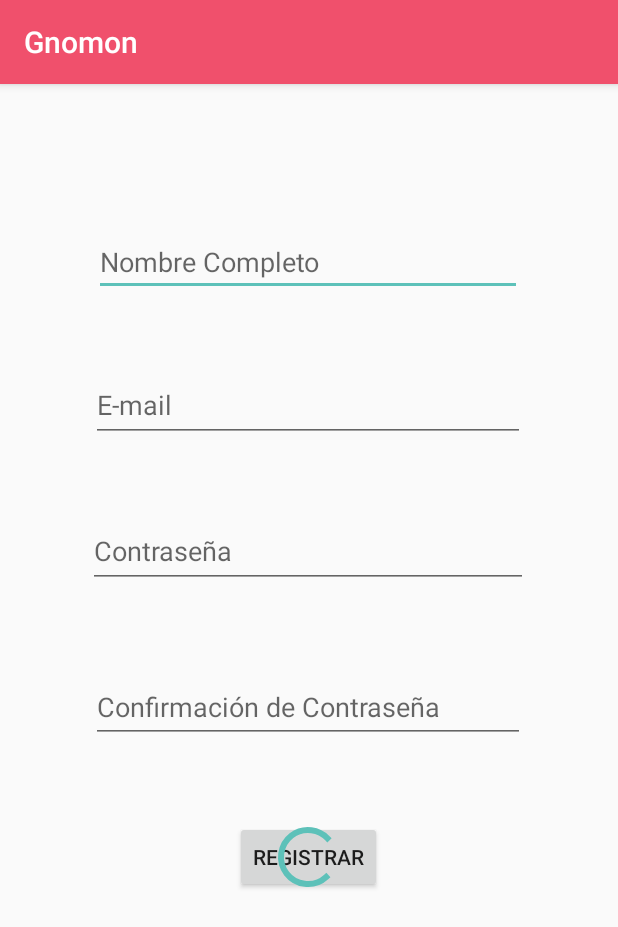
After one commit to fbarrientoz/Gnomon, an Android app: the Register screen opened directly, with no data from a screen before it, on a phone screen of 412 x 824 dp. The commit adds this screen. Shown: the top 927 px of the screen. Run offline under Robolectric (Android 15) with nearby library versions, the phone set to English and light mode, and no system bars; our stand-ins replace Firebase (no records; nobody signed in at launch, a user with empty details on screens opened directly).

Commit message:
Creacion de paquetes y clases para la arquitectura de registro de usuarios conectandose a la base de datos de firebase

```diff
--- a/app/build.gradle
+++ b/app/build.gradle
@@ -1,6 +1,8 @@
 apply plugin: 'com.android.application'
 apply plugin: 'kotlin-android'
 apply plugin: 'kotlin-android-extensions'
+apply plugin: 'com.google.gms.google-services'
+
 
 android {
     compileSdkVersion 29
@@ -47,10 +49,10 @@ dependencies {
     implementation 'androidx.legacy:legacy-support-v4:1.0.0'
     implementation 'androidx.lifecycle:lifecycle-viewmodel-ktx:2.2.0'
     implementation 'androidx.annotation:annotation:1.1.0'
-    testImplementation 'junit:junit:4.12'
+    testImplementation 'junit:junit:4.13'
 
     //dependecia agregada para autentificación con firebase
-    implementation 'com.google.firebase:firebase-auth:19.1.0'
+    implementation 'com.google.firebase:firebase-auth:19.3.1'
 
     androidTestImplementation 'androidx.test.ext:junit:1.1.1'
     androidTestImplementation 'androidx.test.espresso:espresso-core:3.2.0'
--- a/app/src/main/AndroidManifest.xml
+++ b/app/src/main/AndroidManifest.xml
@@ -2,6 +2,8 @@
 <manifest xmlns:android="http://schemas.android.com/apk/res/android"
     xmlns:tools="http://schemas.android.com/tools"
     package="com.uabc.edu.gnomon">
+
+    <uses-permission android:name="android.permission.INTERNET" />
 
     <application
         android:allowBackup="true"
@@ -10,9 +12,10 @@
         android:roundIcon="@mipmap/ic_launcher_round"
         android:supportsRtl="true"
         android:theme="@style/AppTheme">
+        <activity android:name=".ui.registro.view.Register"></activity>
         <activity
             android:name=".ui.login.view.Login"
-            android:label="@string/title_activity_login"/>
+            android:label="@string/title_activity_login" />
         <activity
             android:name=".SplashActivity"
             android:theme="@style/Theme.AppCompat.Light.NoActionBar">
--- /dev/null
+++ b/app/src/main/java/com/uabc/edu/gnomon/interactor/registro/RegisterInteractor.kt
@@ -0,0 +1,16 @@
+package com.uabc.edu.gnomon.interactor.registro
+
+interface RegisterInteractor {
+
+    interface RegisterCallback{
+        fun onRegisterSuccess()
+        fun onRegisterFailure(errorMsg:String)
+    }
+
+    fun signUp(
+        fullname:String,
+        email:String,
+        password:String,
+        Listener: RegisterCallback
+    )
+}
--- /dev/null
+++ b/app/src/main/java/com/uabc/edu/gnomon/interactor/registro/RegisterInteractorImpl.kt
@@ -0,0 +1,31 @@
+package com.uabc.edu.gnomon.interactor.registro
+
+import com.google.firebase.auth.FirebaseAuth
+import com.google.firebase.auth.UserProfileChangeRequest
+
+class RegisterInteractorImpl: RegisterInteractor{
+    override fun signUp(
+        fullname: String,
+        email: String,
+        password: String,
+        listener: RegisterInteractor.RegisterCallback
+    ) {
+        FirebaseAuth.getInstance().createUserWithEmailAndPassword(email, password)
+            .addOnCompleteListener {itSignUp ->
+                if (itSignUp.isSuccessful) {
+                    val profileUpdate: UserProfileChangeRequest =
+                        UserProfileChangeRequest.Builder().setDisplayName(fullname).build()
+                    FirebaseAuth.getInstance().currentUser?.updateProfile(profileUpdate)?.addOnCompleteListener {
+                        if (it.isSuccessful){
+                            listener.onRegisterSuccess()
+                        }
+                    }
+                } else {
+                    listener.onRegisterFailure(itSignUp.exception?.message.toString())
+
+                }
+            }
+    }
+
+
+}
--- /dev/null
+++ b/app/src/main/java/com/uabc/edu/gnomon/ui/registro/RegisterContract.kt
@@ -0,0 +1,26 @@
+package com.uabc.edu.gnomon.ui.registro
+
+interface RegisterContract {
+
+    interface RegisterView{
+        fun navigateToMain()
+        fun signUp()
+        fun showProgress()
+        fun showHideProgress()
+        fun showError(errormsg:String)
+
+
+    }
+
+    interface RegisterPresenter{
+        fun attachView(view:RegisterView)
+        fun isViewAttach():Boolean
+        fun detachView()
+        fun checkEmptyName(fullname: String):Boolean
+        fun checkEmptyEmailAndName(fullname:String,email:String):Boolean
+        fun checkValidEmail(email:String):Boolean
+        fun checkEmptyPassword(pw1:String,pw2:String):Boolean
+        fun checkPasswordsMatch(pw1:String,pw2:String):Boolean
+        fun singUp(fullname:String,email:String,password:String)
+    }
+}
--- /dev/null
+++ b/app/src/main/java/com/uabc/edu/gnomon/ui/registro/view/Register.kt
@@ -0,0 +1,90 @@
+package com.uabc.edu.gnomon.ui.registro.view
+
+import android.content.Intent
+import androidx.appcompat.app.AppCompatActivity
+import android.os.Bundle
+import android.view.View
+import android.widget.Toast
+import com.uabc.edu.gnomon.MainActivity
+import com.uabc.edu.gnomon.R
+import com.uabc.edu.gnomon.base.BaseActivity
+import com.uabc.edu.gnomon.interactor.registro.RegisterInteractorImpl
+import com.uabc.edu.gnomon.ui.registro.RegisterContract
+import com.uabc.edu.gnomon.ui.registro.presenter.RegisterPresenter
+import kotlinx.android.synthetic.main.activity_login.*
+import kotlinx.android.synthetic.main.activity_register.*
+
+class Register : BaseActivity(), RegisterContract.RegisterView {
+
+    lateinit var presenter: RegisterPresenter
+
+    override fun onCreate(savedInstanceState: Bundle?) {
+        super.onCreate(savedInstanceState)
+        presenter = RegisterPresenter(RegisterInteractorImpl())
+        presenter.attachView(this)
+        btn_registrar.setOnClickListener {
+            signUp()
+        }
+    }
+
+
+
+    override fun getLayout(): Int {
+        return R.layout.activity_register;
+    }
+
+    override fun navigateToMain() {
+        val intent = Intent(this,MainActivity::class.java)
+        intent.flags = Intent.FLAG_ACTIVITY_NEW_TASK or Intent.FLAG_ACTIVITY_CLEAR_TASK
+        startActivity(intent)
+    }
+
+    override fun signUp() {
+        val fullname:String = et_nombre.text.toString().trim()
+        val email:String = et_email_registro.text.toString().trim()
+        val pw1:String = et_password_1.text.toString().trim()
+        val pw2:String = et_password_2.text.toString().trim()
+
+        if(presenter.checkEmptyName(fullname))
+            et_nombre.error = "Campo nombre vacìo"
+            return
+
+        if (presenter.checkValidEmail(email))
+            et_email_registro.error = "Correo invalido"
+            return
+
+        if (presenter.checkEmptyPassword(pw1,pw2))
+            et_password_1.error = "Campo contraseña vacío"
+            et_password_2.error = "Campo confirmación contraseña vacío"
+            return
+
+        if (!presenter.checkPasswordsMatch(pw1,pw2))
+            et_password_1.error = "contraseñas no coinciden"
+            et_password_2.error = "contraseñas no coinciden"
+            return
+
+        presenter.singUp(fullname,email,pw1)
+
+    }
+
+    override fun showProgress() {
+        progress_registrar.visibility = View.VISIBLE
+        btn_registrar.visibility = View.GONE
+
+
+    }
+
+    override fun showHideProgress() {
+        progress_registrar.visibility = View.GONE
+        btn_registrar.visibility = View.VISIBLE
+    }
+
+    override fun showError(errormsg: String) {
+        Toast.makeText(this, errormsg, Toast.LENGTH_SHORT).show()
+    }
+
+    override fun onDetachedFromWindow() {
+        super.onDetachedFromWindow()
+        presenter.detachView()
+    }
+}
--- /dev/null
+++ b/app/src/main/res/layout/activity_register.xml
@@ -0,0 +1,83 @@
+<?xml version="1.0" encoding="utf-8"?>
+<androidx.constraintlayout.widget.ConstraintLayout xmlns:android="http://schemas.android.com/apk/res/android"
+    xmlns:app="http://schemas.android.com/apk/res-auto"
+    xmlns:tools="http://schemas.android.com/tools"
+    android:layout_width="match_parent"
+    android:layout_height="match_parent"
+    tools:context=".ui.registro.view.Register">
+
+    <EditText
+        android:id="@+id/et_nombre"
+        android:layout_width="285dp"
+        android:layout_height="45dp"
+        android:layout_marginTop="96dp"
+        android:ems="10"
+        android:hint="@string/nombre_completo"
+        android:inputType="textPersonName"
+        app:layout_constraintEnd_toEndOf="parent"
+        app:layout_constraintHorizontal_bias="0.497"
+        app:layout_constraintStart_toStartOf="parent"
+        app:layout_constraintTop_toTopOf="parent" />
+
+    <EditText
+        android:id="@+id/et_email_registro"
+        android:layout_width="289dp"
+        android:layout_height="49dp"
+        android:layout_marginTop="48dp"
+        android:ems="10"
+        android:hint="@string/e_mail"
+        android:inputType="textEmailAddress"
+        app:layout_constraintEnd_toEndOf="parent"
+        app:layout_constraintHorizontal_bias="0.497"
+        app:layout_constraintStart_toStartOf="parent"
+        app:layout_constraintTop_toBottomOf="@+id/et_nombre" />
+
+    <EditText
+        android:id="@+id/et_password_1"
+        android:layout_width="293dp"
+        android:layout_height="49dp"
+        android:layout_marginTop="48dp"
+        android:ems="10"
+        android:hint="@string/contraseña"
+        android:inputType="textPassword"
+        app:layout_constraintEnd_toEndOf="parent"
+        app:layout_constraintHorizontal_bias="0.497"
+        app:layout_constraintStart_toStartOf="parent"
+        app:layout_constraintTop_toBottomOf="@+id/et_email_registro" />
+
+    <EditText
+        android:id="@+id/et_password_2"
+        android:layout_width="289dp"
+        android:layout_height="47dp"
+        android:layout_marginTop="56dp"
+        android:ems="10"
+        android:hint="@string/confirm_password"
+        android:inputType="textPassword"
+        app:layout_constraintEnd_toEndOf="parent"
+        app:layout_constraintHorizontal_bias="0.497"
+        app:layout_constraintStart_toStartOf="parent"
+        app:layout_constraintTop_toBottomOf="@+id/et_password_1" />
+
+    <Button
+        android:id="@+id/btn_registrar"
+        android:layout_width="wrap_content"
+        android:layout_height="wrap_content"
+        android:layout_marginTop="52dp"
+        android:text="@string/registrar"
+        app:layout_constraintEnd_toEndOf="parent"
+        app:layout_constraintHorizontal_bias="0.498"
+        app:layout_constraintStart_toStartOf="parent"
+        app:layout_constraintTop_toBottomOf="@+id/et_password_2" />
+
+    <ProgressBar
+        android:id="@+id/progress_registrar"
+        style="?android:attr/progressBarStyle"
+        android:layout_width="wrap_content"
+        android:layout_height="wrap_content"
+        android:layout_marginTop="52dp"
+        android:elevation="2dp"
+        app:layout_constraintEnd_toEndOf="parent"
+        app:layout_constraintHorizontal_bias="0.498"
+        app:layout_constraintStart_toStartOf="parent"
+        app:layout_constraintTop_toBottomOf="@+id/et_password_2" />
+</androidx.constraintlayout.widget.ConstraintLayout>
--- a/app/src/main/res/values/strings.xml
+++ b/app/src/main/res/values/strings.xml
@@ -18,4 +18,9 @@
     <string name="invalid_username">Not a valid username</string>
     <string name="invalid_password">Password must be >5 characters</string>
     <string name="login_failed">"Login failed"</string>
+    <string name="contraseña">Contraseña</string>
+    <string name="confirm_password">Confirmación de Contraseña</string>
+    <string name="e_mail">E-mail</string>
+    <string name="nombre_completo">Nombre Completo</string>
+    <string name="registrar">Registrar</string>
 </resources>
--- a/build.gradle
+++ b/build.gradle
@@ -8,7 +8,7 @@ buildscript {
     dependencies {
         classpath "com.android.tools.build:gradle:4.0.0"
         classpath "org.jetbrains.kotlin:kotlin-gradle-plugin:$kotlin_version"
-
+        classpath 'com.google.gms:google-services:4.3.3'
         // NOTE: Do not place your application dependencies here; they belong
         // in the individual module build.gradle files
     }
@@ -20,7 +20,3 @@ allprojects {
         jcenter()
     }
 }
-
-task clean(type: Delete) {
-    delete rootProject.buildDir
-}
```
Also changed, not shown: app/src/main/java/com/uabc/edu/gnomon/ui/login/view/Login.kt (+18 -2 lines), app/src/main/java/com/uabc/edu/gnomon/ui/registro/presenter/RegisterPresenter.kt (added, +63 -0 lines), app/src/main/res/layout/activity_login.xml (+12 -1 lines), 1 other file.
